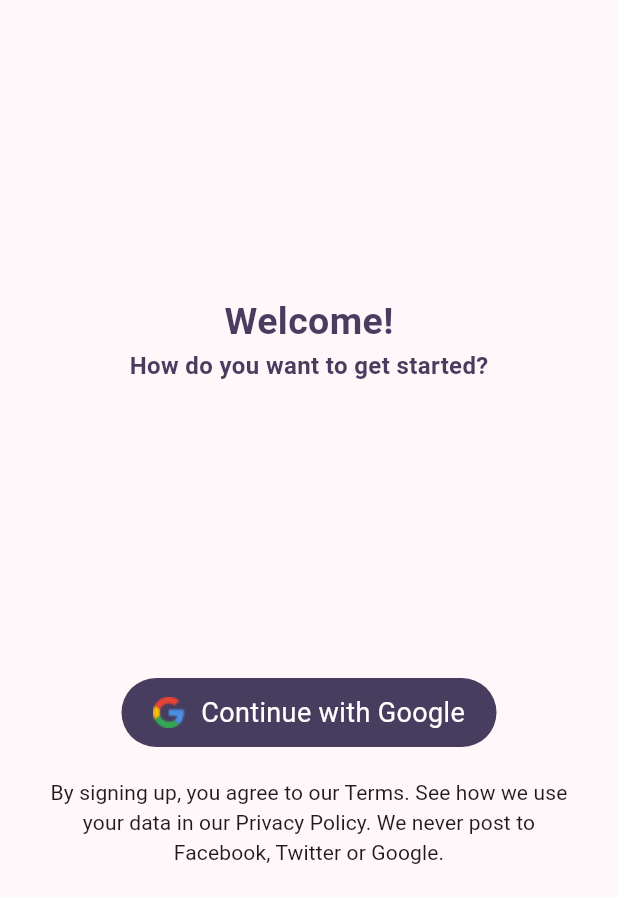
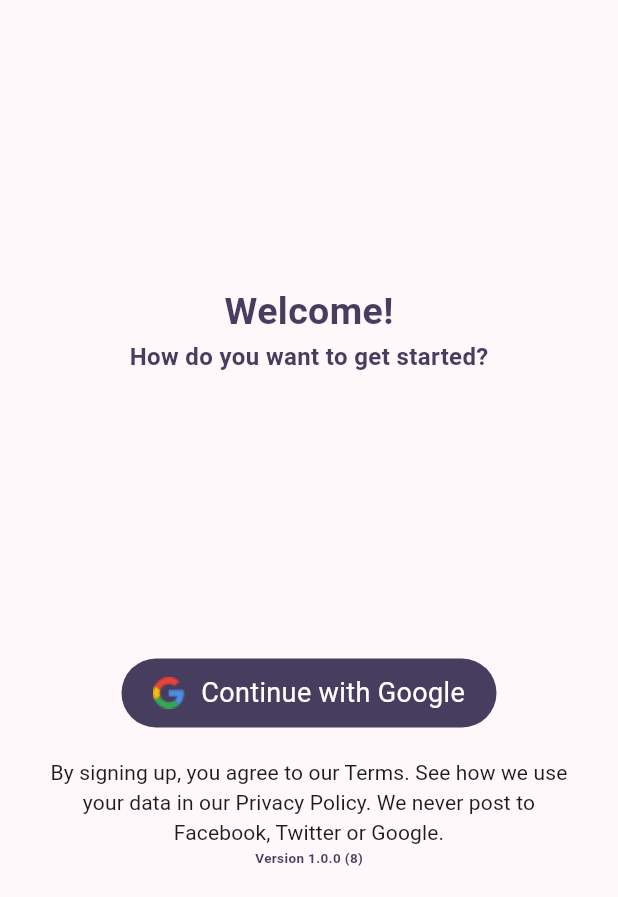
Before and after one commit to yellyoshua/blender, a Flutter app: the screen it shows after launch, on a phone screen of 412 x 824 dp, the part 339-1236 px from its top. Run offline on Flutter 3.47's test engine with Material 2 defaults, Android fonts, the light colour scheme and no system bars; our stand-ins replace flutter_redux, flutter_secure_storage, google_sign_in, package_info_plus, redux.

Commit message:
Add login screen app version

```diff
--- a/app/lib/main.dart
+++ b/app/lib/main.dart
@@ -9,7 +9,9 @@ import 'package:flutter_redux/flutter_redux.dart';
 const WEBLEND_API_URL = 'https://dev-api.weblend.app/api/';
 // TODO: Implement flutter redux persist
 
-void main() {
+void main() async {
+  WidgetsFlutterBinding.ensureInitialized();
+
   SystemChrome.setSystemUIOverlayStyle(
     const SystemUiOverlayStyle(
       statusBarColor: Colors.transparent,
@@ -18,6 +20,8 @@ void main() {
       systemNavigationBarIconBrightness: Brightness.dark,
     ),
   );
+
+  await AppStore.checkAppInfo();
 
   runApp(const MyApp());
 }
--- a/app/lib/modules/login/login_screen.dart
+++ b/app/lib/modules/login/login_screen.dart
@@ -1,7 +1,9 @@
 import 'package:app/config/colors.dart';
 import 'package:app/config/logo.dart';
 import 'package:app/modules/login/components/sign_in_with_google.dart';
+import 'package:app/stores/app_state.dart';
 import 'package:flutter/material.dart';
+import 'package:flutter_redux/flutter_redux.dart';
 
 class LoginScreen extends StatefulWidget {
   const LoginScreen({super.key});
@@ -13,8 +15,8 @@ class LoginScreen extends StatefulWidget {
 class _LoginScreen extends State<LoginScreen> {
   @override
   Widget build(BuildContext context) {
-    return const Padding(
-      padding: EdgeInsets.only(
+    return Padding(
+      padding: const EdgeInsets.only(
         top: 30,
         bottom: 20,
       ),
@@ -22,19 +24,19 @@ class _LoginScreen extends State<LoginScreen> {
         child: Column(
           mainAxisAlignment: MainAxisAlignment.spaceBetween,
           children: <Widget>[
-            SizedBox(
+            const SizedBox(
               height: 20,
             ),
-            SizedBox(
+            const SizedBox(
               width: 200,
               child: WeblendLogo96x96,
             ),
-            SizedBox(
+            const SizedBox(
               width: 160,
               height: 60,
               child: WeblendLabel,
             ),
-            Text(
+            const Text(
               'Blending cultures',
               textScaleFactor: 1.0,
               style: TextStyle(
@@ -43,8 +45,8 @@ class _LoginScreen extends State<LoginScreen> {
                 color: primaryColor,
               ),
             ),
-            Spacer(),
-            Column(
+            const Spacer(),
+            const Column(
               children: [
                 Text(
                   'Welcome!',
@@ -66,15 +68,15 @@ class _LoginScreen extends State<LoginScreen> {
                 )
               ],
             ),
-            Spacer(),
+            const Spacer(),
             Column(
               mainAxisAlignment: MainAxisAlignment.start,
               children: <Widget>[
-                SignInWithGoogle(),
-                SizedBox(
+                const SignInWithGoogle(),
+                const SizedBox(
                   height: 20,
                 ),
-                SizedBox(
+                const SizedBox(
                   width: 350,
                   child: Text(
                     'By signing up, you agree to our Terms. See how we use your data in our Privacy Policy. We never post to Facebook, Twitter or Google.',
@@ -82,7 +84,21 @@ class _LoginScreen extends State<LoginScreen> {
                     textScaleFactor: 1.0,
                     style: TextStyle(letterSpacing: 0.1),
                   ),
-                )
+                ),
+                StoreConnector<AppState, AppState>(
+                  converter: (store) => store.state,
+                  builder: (_, state) {
+                    return Text(
+                      "Version ${state.version} (${state.buildNumber})",
+                      textScaleFactor: 1.0,
+                      style: const TextStyle(
+                        fontSize: 9,
+                        fontWeight: FontWeight.bold,
+                        color: primaryColor,
+                      ),
+                    );
+                  },
+                ),
               ],
             ),
           ],
--- /dev/null
+++ b/app/lib/stores/app_actions.dart
@@ -0,0 +1,13 @@
+class SetAppInfoAction {
+  final String appName;
+  final String packageName;
+  final String version;
+  final String buildNumber;
+
+  SetAppInfoAction(
+    this.appName,
+    this.packageName,
+    this.version,
+    this.buildNumber,
+  );
+}
--- a/app/lib/stores/app_reducer.dart
+++ b/app/lib/stores/app_reducer.dart
@@ -1,10 +1,26 @@
+import 'package:app/stores/app_actions.dart';
 import 'package:app/stores/app_state.dart';
 import 'package:app/stores/auth/auth_reducer.dart';
 import 'package:app/stores/user/user_reducer.dart';
 
 AppState appReducer(AppState state, dynamic action) {
+  if (action is SetAppInfoAction) {
+    return AppState(
+      authState: state.authState,
+      userState: state.userState,
+      appName: action.appName,
+      packageName: action.packageName,
+      version: action.version,
+      buildNumber: action.buildNumber,
+    );
+  }
+
   return AppState(
     authState: authReducer(state.authState, action),
     userState: userReducer(state.userState, action),
+    appName: state.appName,
+    packageName: state.packageName,
+    version: state.version,
+    buildNumber: state.buildNumber,
   );
 }
--- a/app/lib/stores/app_state.dart
+++ b/app/lib/stores/app_state.dart
@@ -7,10 +7,18 @@ class AppState {
   const AppState({
     required this.authState,
     required this.userState,
+    required this.appName,
+    required this.packageName,
+    required this.version,
+    required this.buildNumber,
   });
 
   final AuthState authState;
   final UserState userState;
+  final String? appName;
+  final String? packageName;
+  final String? version;
+  final String? buildNumber;
 
   factory AppState.initial() {
     return const AppState(
@@ -18,6 +26,10 @@ class AppState {
       userState: UserState(
         loading: true,
       ),
+      appName: null,
+      packageName: null,
+      version: null,
+      buildNumber: null,
     );
   }
 
@@ -28,6 +40,10 @@ class AppState {
     return AppState(
       authState: authState ?? this.authState,
       userState: userState ?? this.userState,
+      appName: appName,
+      packageName: packageName,
+      version: version,
+      buildNumber: buildNumber,
     );
   }
 }
--- a/app/lib/stores/app_store.dart
+++ b/app/lib/stores/app_store.dart
@@ -1,9 +1,11 @@
+import 'package:app/stores/app_actions.dart';
 import 'package:app/stores/app_reducer.dart';
 import 'package:app/stores/app_state.dart';
 import 'package:app/stores/auth/auth_middleware.dart';
 import 'package:app/stores/user/user_middleware.dart';
 import 'package:flutter/material.dart';
 import 'package:redux/redux.dart';
+import 'package:package_info_plus/package_info_plus.dart';
 
 @immutable
 class AppStore {
@@ -16,4 +18,15 @@ class AppStore {
       UserMiddleware(),
     ],
   );
+
+  static Future<void> checkAppInfo() async {
+    final appInfo = await PackageInfo.fromPlatform();
+
+    store.dispatch(SetAppInfoAction(
+      appInfo.appName,
+      appInfo.packageName,
+      appInfo.version,
+      appInfo.buildNumber,
+    ));
+  }
 }
--- a/app/pubspec.yaml
+++ b/app/pubspec.yaml
@@ -16,7 +16,7 @@ publish_to: 'none' # Remove this line if you wish to publish to pub.dev
 # https://developer.apple.com/library/archive/documentation/General/Reference/InfoPlistKeyReference/Articles/CoreFoundationKeys.html
 # In Windows, build-name is used as the major, minor, and patch parts
 # of the product and file versions while build-number is used as the build suffix.
-version: 1.0.0+7
+version: 1.0.0+8
 
 environment:
   sdk: '>=3.0.5 <4.0.0'
@@ -40,6 +40,7 @@ dependencies:
   flutter_redux: ^0.10.0
   flutter_secure_storage:
   redux: ^5.0.0
+  package_info_plus: ^4.0.2
 
 dev_dependencies:
   flutter_test:
```
Also changed, not shown: app/pubspec.lock, 1 other file.
